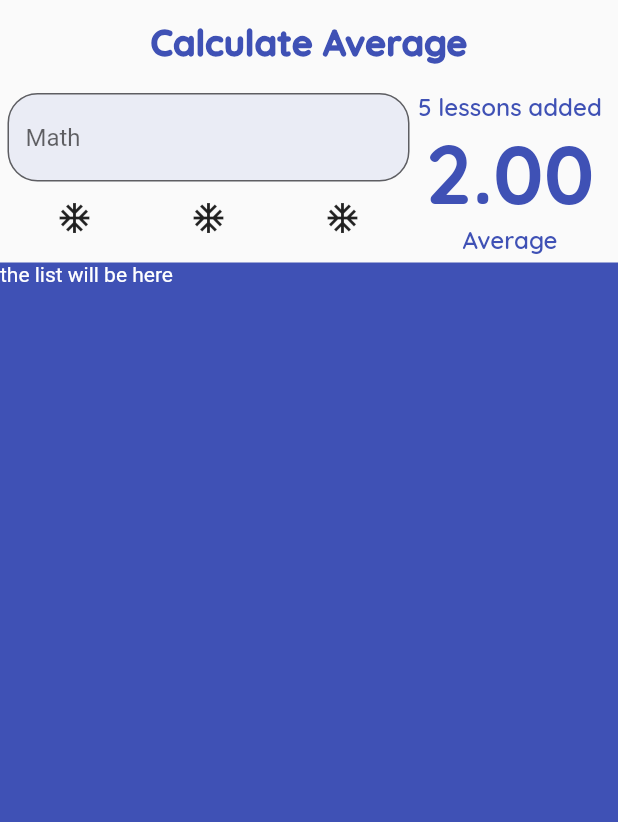
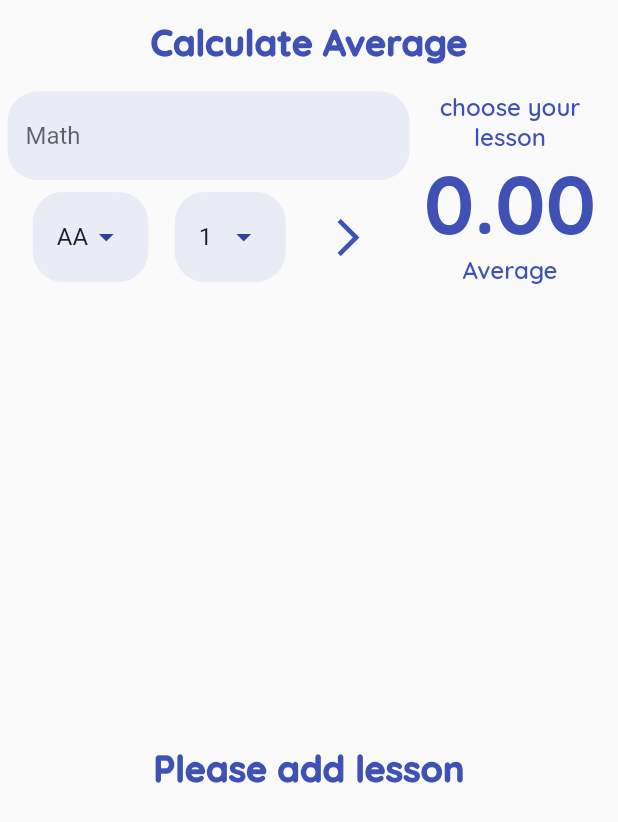
Before and after one commit to serdaronculer/calculating_grade_point_average, a Flutter app: the screen it shows after launch, on a phone screen of 412 x 824 dp. Shown: the top 822 px of the screen. Run offline on Flutter 3.47's test engine with Material 2 defaults, Android fonts, the phone set to English and light mode, and no system bars; our stand-ins replace google_fonts.

Commit message:
app fixes

```diff
--- a/lib/constants/app_constants.dart
+++ b/lib/constants/app_constants.dart
@@ -12,6 +12,10 @@ class AppConstants {
 
   /// [BorderRadius]
   static final BorderRadius borderRadius20 = BorderRadius.circular(20);
+
+  /// [Padding]
+  static const EdgeInsets dropDownPadding =
+      EdgeInsets.symmetric(horizontal: 16, vertical: 6);
 
   /// [TextStyle] Constants
 
--- /dev/null
+++ b/lib/helper/data_helper.dart
@@ -0,0 +1,82 @@
+import 'package:flutter/material.dart';
+
+import '../model/lesson.dart';
+
+class DataHelper {
+  static List<String> _lessonLetters() {
+    return ["AA", "BA", "BB", "CB", "CC", "DC", "DD", "FD", "FF"];
+  }
+
+  static double _letterToNumber(String letter) {
+    switch (letter) {
+      case "AA":
+        return 4;
+
+      case "BA":
+        return 3.5;
+
+      case "BB":
+        return 3.0;
+
+      case "CB":
+        return 2.5;
+
+      case "CC":
+        return 2;
+
+      case "DC":
+        return 1.5;
+
+      case "DD":
+        return 1;
+
+      case "FD":
+        return 0.5;
+
+      case "FF":
+        return 0.0;
+
+      default:
+        return 1;
+    }
+  }
+
+  static List<DropdownMenuItem<double>> generateGrade() {
+    return _lessonLetters()
+        .map((e) => DropdownMenuItem(
+              child: Text(e),
+              value: _letterToNumber(e),
+            ))
+        .toList();
+  }
+
+  static List<int> _courseCredit() {
+    return List.generate(10, (index) => index + 1).toList();
+  }
+
+  static List<DropdownMenuItem<double>> generateCourseCredit() {
+    return _courseCredit()
+        .map((e) => DropdownMenuItem(
+              child: Text("$e"),
+              value: e.toDouble(),
+            ))
+        .toList();
+  }
+
+  static final List<Lesson> lessons = [];
+
+  static addLesson(Lesson lesson) {
+    lessons.add(lesson);
+  }
+
+  static double calculateAverage() {
+    double totalCredit = 0;
+    double totalGrade = 0;
+
+    for (Lesson element in lessons) {
+      totalGrade = totalGrade + (element.creditValue * element.letterValue);
+      totalCredit += element.creditValue;
+    }
+    return totalGrade / totalCredit;
+  }
+}
--- /dev/null
+++ b/lib/model/lesson.dart
@@ -0,0 +1,19 @@
+class Lesson {
+  late String courseName;
+  late double letterValue;
+  late double creditValue;
+
+  Lesson(
+      {required this.courseName,
+      required this.letterValue,
+      required this.creditValue});
+
+  @override
+  String toString() {
+    return (courseName +
+        " " +
+        letterValue.toString() +
+        " " +
+        creditValue.toString());
+  }
+}
--- /dev/null
+++ b/lib/my_flutter_app_icons.dart
@@ -0,0 +1,29 @@
+/// Flutter icons MyFlutterApp
+/// Copyright (C) 2022 by original authors @ fluttericon.com, fontello.com
+/// This font was generated by FlutterIcon.com, which is derived from Fontello.
+///
+/// To use this font, place it in your fonts/ directory and include the
+/// following in your pubspec.yaml
+///
+/// flutter:
+///   fonts:
+///    - family:  MyFlutterApp
+///      fonts:
+///       - asset: fonts/MyFlutterApp.ttf
+///
+///
+/// * Font Awesome 5, Copyright (C) 2016 by Dave Gandy
+///         Author:    Dave Gandy
+///         License:   SIL (https://github.com/FortAwesome/Font-Awesome/blob/master/LICENSE.txt)
+///         Homepage:  http://fortawesome.github.com/Font-Awesome/
+///
+import 'package:flutter/widgets.dart';
+
+class TrashIcon {
+  TrashIcon._();
+
+  static const _kFontFam = 'TrashIcon';
+  static const String? _kFontPkg = null;
+
+  static const IconData trash_alt = IconData(0xf2ed, fontFamily: _kFontFam, fontPackage: _kFontPkg);
+}
--- a/lib/widgets/calculate_average_page.dart
+++ b/lib/widgets/calculate_average_page.dart
@@ -1,5 +1,10 @@
+import 'package:calculating_grade_point_average/widgets/credit_dropdown.dart';
+import 'package:calculating_grade_point_average/widgets/letter_dropdown.dart';
 import 'package:flutter/material.dart';
 import '../constants/app_constants.dart';
+import '../helper/data_helper.dart';
+import '../model/lesson.dart';
+import 'lesson_list.dart';
 import 'show_average.dart';
 
 class CalculateAveragePage extends StatefulWidget {
@@ -11,9 +16,14 @@ class CalculateAveragePage extends StatefulWidget {
 
 class _CalculateAveragePageState extends State<CalculateAveragePage> {
   GlobalKey<FormState> formKey = GlobalKey<FormState>();
+  double selectedLetterValue = 4;
+  double selectedCreditValue = 1;
+  String selectedCourseName = "";
+  TextEditingController lessonTextFieldController = TextEditingController();
   @override
   Widget build(BuildContext context) {
     return Scaffold(
+      resizeToAvoidBottomInset: false,
       appBar: AppBar(
         backgroundColor: Colors.transparent,
         title: Center(
@@ -30,24 +40,27 @@ class _CalculateAveragePageState extends State<CalculateAveragePage> {
           Padding(
             padding: EdgeInsets.all(5),
             child: Row(
+              crossAxisAlignment: CrossAxisAlignment.start,
               children: [
                 Expanded(
                   flex: 2,
                   child: _buildForm(),
                 ),
                 Expanded(
-                  child: ShowAverage(average: 2, lessonsNumber: 5),
+                  child: ShowAverage(
+                      average: DataHelper.calculateAverage(),
+                      lessonsNumber: DataHelper.lessons.length),
                 ),
               ],
             ),
           ),
           Expanded(
-            child: Container(
-              color: AppConstants.primaryColor,
-              child: Text(
-                "the list will be here",
-                style: TextStyle(color: Colors.white),
-              ),
+            child: LessonList(
+              onDismiss: (index) {
+                setState(() {
+                  DataHelper.lessons.removeAt(index);
+                });
+              },
             ),
           ),
         ],
@@ -61,13 +74,32 @@ class _CalculateAveragePageState extends State<CalculateAveragePage> {
       child: Column(
         children: [
           _buildTextFormField(),
-          Row(
-            mainAxisAlignment: MainAxisAlignment.spaceAround,
-            children: [
-              IconButton(onPressed: () {}, icon: Icon(Icons.ac_unit)),
-              IconButton(onPressed: () {}, icon: Icon(Icons.ac_unit)),
-              IconButton(onPressed: () {}, icon: Icon(Icons.ac_unit)),
-            ],
+          Padding(
+            padding: const EdgeInsets.all(8.0),
+            child: Row(
+              mainAxisAlignment: MainAxisAlignment.spaceAround,
+              children: [
+                LetterDropdownWidget(
+                  onSelectedLetter: (letterValue) {
+                    selectedLetterValue = letterValue;
+                  },
+                ),
+                CreditDropdownWidget(
+                  onSelectedCredit: (double creditValue) {
+                    selectedCreditValue = creditValue;
+                  },
+                ),
+                IconButton(
+                  onPressed: () {
+                    _addLesson();
+                    lessonTextFieldController.clear();
+                  },
+                  icon: const Icon(Icons.arrow_forward_ios_sharp),
+                  color: AppConstants.primaryColor,
+                  iconSize: 30,
+                ),
+              ],
+            ),
           ),
         ],
       ),
@@ -76,16 +108,40 @@ class _CalculateAveragePageState extends State<CalculateAveragePage> {
 
   _buildTextFormField() {
     return TextFormField(
+      controller: lessonTextFieldController,
+      onSaved: (newValue) => setState(() {
+        selectedCourseName = newValue!;
+      }),
+      validator: (value) {
+        if (value!.length <= 0) {
+          return 'Please fill in the course name';
+        } else {
+          return null;
+        }
+      },
       decoration: InputDecoration(
         hintText: "Math",
         border: OutlineInputBorder(
           borderRadius: AppConstants.borderRadius20,
+          borderSide: BorderSide.none,
         ),
         fillColor: AppConstants.primaryColor.shade100.withOpacity(.3),
         filled: true,
       ),
     );
   }
+
+  void _addLesson() {
+    bool dataControl = formKey.currentState!.validate();
+
+    if (dataControl) {
+      formKey.currentState!.save();
+      Lesson lesson = Lesson(
+          courseName: selectedCourseName,
+          letterValue: selectedLetterValue,
+          creditValue: selectedCreditValue);
+      DataHelper.addLesson(lesson);
+      setState(() {});
+    }
+  }
 }
-
-///  The [BuildOwner] for this context.
--- /dev/null
+++ b/lib/widgets/credit_dropdown.dart
@@ -0,0 +1,40 @@
+import 'package:flutter/material.dart';
+
+import '../constants/app_constants.dart';
+import '../helper/data_helper.dart';
+
+class CreditDropdownWidget extends StatefulWidget {
+  final Function(double creditValue) onSelectedCredit;
+  const CreditDropdownWidget({required this.onSelectedCredit, Key? key})
+      : super(key: key);
+
+  @override
+  State<CreditDropdownWidget> createState() => _CreditDropdownWidgetState();
+}
+
+class _CreditDropdownWidgetState extends State<CreditDropdownWidget> {
+  double selectedCreditValue = 1;
+  @override
+  Widget build(BuildContext context) {
+    return Container(
+      padding: AppConstants.dropDownPadding,
+      decoration: BoxDecoration(
+        color: AppConstants.primaryColor.shade100.withOpacity(0.3),
+        borderRadius: AppConstants.borderRadius20,
+      ),
+      child: DropdownButton<double>(
+        elevation: 16,
+        iconEnabledColor: AppConstants.primaryColor.shade700,
+        value: selectedCreditValue,
+        onChanged: (value) {
+          setState(() {
+            selectedCreditValue = value!;
+            widget.onSelectedCredit(value);
+          });
+        },
+        underline: Container(),
+        items: DataHelper.generateCourseCredit(),
+      ),
+    );
+  }
+}
--- /dev/null
+++ b/lib/widgets/lesson_list.dart
@@ -0,0 +1,66 @@
+import 'package:calculating_grade_point_average/constants/app_constants.dart';
+import 'package:calculating_grade_point_average/model/lesson.dart';
+import 'package:calculating_grade_point_average/my_flutter_app_icons.dart';
+import 'package:flutter/material.dart';
+
+import '../helper/data_helper.dart';
+
+class LessonList extends StatelessWidget {
+  final Function(int index) onDismiss;
+  const LessonList({Key? key, required this.onDismiss}) : super(key: key);
+  @override
+  Widget build(BuildContext context) {
+    List<Lesson> lessons = DataHelper.lessons;
+
+    return lessons.length > 0
+        ? ListView.builder(
+            itemCount: lessons.length,
+            itemBuilder: (BuildContext context, int index) {
+              return Dismissible(
+                direction: DismissDirection.endToStart,
+                key: UniqueKey(),
+                background: Padding(
+                  padding: const EdgeInsets.all(8.0),
+                  child: Container(
+                    color: Colors.red.shade400,
+                    alignment: Alignment.centerRight,
+                    child: const Padding(
+                      padding: EdgeInsets.only(right: 12),
+                      child: Icon(
+                        TrashIcon.trash_alt,
+                        color: Colors.white,
+                        size: 22,
+                      ),
+                    ),
+                  ),
+                ),
+                onDismissed: (a) {
+                  onDismiss(index);
+                },
+                child: Padding(
+                  padding: const EdgeInsets.all(2.0),
+                  child: Card(
+                    child: ListTile(
+                      title: Text(lessons[index].courseName),
+                      leading: CircleAvatar(
+                        backgroundColor: AppConstants.primaryColor,
+                        child: Text((lessons[index].letterValue *
+                                lessons[index].creditValue)
+                            .toStringAsFixed(0)),
+                      ),
+                      subtitle: Text(
+                          "${lessons[index].creditValue.toStringAsFixed(0)} Credit, Letter Grade ${lessons[index].letterValue}"),
+                    ),
+                  ),
+                ),
+              );
+            })
+        : Container(
+            child: Center(
+                child: Text(
+              "Please add lesson",
+              style: AppConstants.headlineStyle,
+            )),
+          );
+  }
+}
--- /dev/null
+++ b/lib/widgets/letter_dropdown.dart
@@ -0,0 +1,41 @@
+import 'package:flutter/material.dart';
+
+import '../constants/app_constants.dart';
+import '../helper/data_helper.dart';
+
+class LetterDropdownWidget extends StatefulWidget {
+  final  Function(double letterValue) onSelectedLetter;
+  const LetterDropdownWidget({required this.onSelectedLetter, Key? key})
+      : super(key: key);
+
+  @override
+  State<LetterDropdownWidget> createState() => _LetterDropdownWidgetState();
+}
+
+class _LetterDropdownWidgetState extends State<LetterDropdownWidget> {
+  double selectedLetterValue = 4;
+  @override
+  Widget build(BuildContext context) {
+    return Container(
+      alignment: Alignment.center,
+      padding: AppConstants.dropDownPadding,
+      decoration: BoxDecoration(
+        color: AppConstants.primaryColor.shade100.withOpacity(0.3),
+        borderRadius: AppConstants.borderRadius20,
+      ),
+      child: DropdownButton<double>(
+        elevation: 16,
+        iconEnabledColor: AppConstants.primaryColor.shade700,
+        value: selectedLetterValue,
+        onChanged: (value) {
+          setState(() {
+            selectedLetterValue = value!;
+            widget.onSelectedLetter(value);
+          });
+        },
+        underline: Container(),
+        items: DataHelper.generateGrade(),
+      ),
+    );
+  }
+}
--- a/lib/widgets/show_average.dart
+++ b/lib/widgets/show_average.dart
@@ -15,8 +15,11 @@ class ShowAverage extends StatelessWidget {
       crossAxisAlignment: CrossAxisAlignment.center,
       children: [
         Text(
-          lessonsNumber > 0 ? '$lessonsNumber lessons added' : 'Ders Seçiniz',
+          lessonsNumber > 0
+              ? '$lessonsNumber lessons added'
+              : 'choose your lesson',
           style: AppConstants.styles(fontWeight: FontWeight.w600, fontSize: 16),
+          textAlign: TextAlign.center,
         ),
         Text(
           average > 0 ? '${average.toStringAsFixed(2)}' : '0.00',
--- a/pubspec.yaml
+++ b/pubspec.yaml
@@ -37,6 +37,7 @@ dependencies:
   google_fonts: ^2.3.1
 
 
+
 dev_dependencies:
   flutter_test:
     sdk: flutter
@@ -58,7 +59,10 @@ flutter:
   # included with your application, so that you can use the icons in
   # the material Icons class.
   uses-material-design: true
-
+  fonts:
+   - family:  TrashIcon
+     fonts:
+      - asset: assets/fonts/MyFlutterApp.ttf
   # To add assets to your application, add an assets section, like this:
   # assets:
   #   - images/a_dot_burr.jpeg
```
Also changed, not shown: GIF/Animation.gif (added), assets/fonts/MyFlutterApp.ttf (added), 1 other file.
